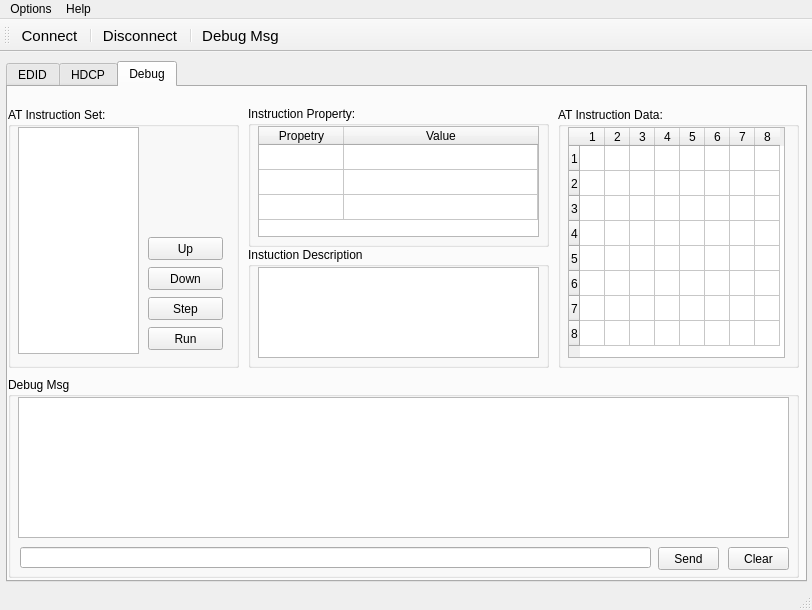
The window that mainwindow.ui (HeartbreakSurvivor/DDCTool) describes before a commit, drawn with Qt 5.
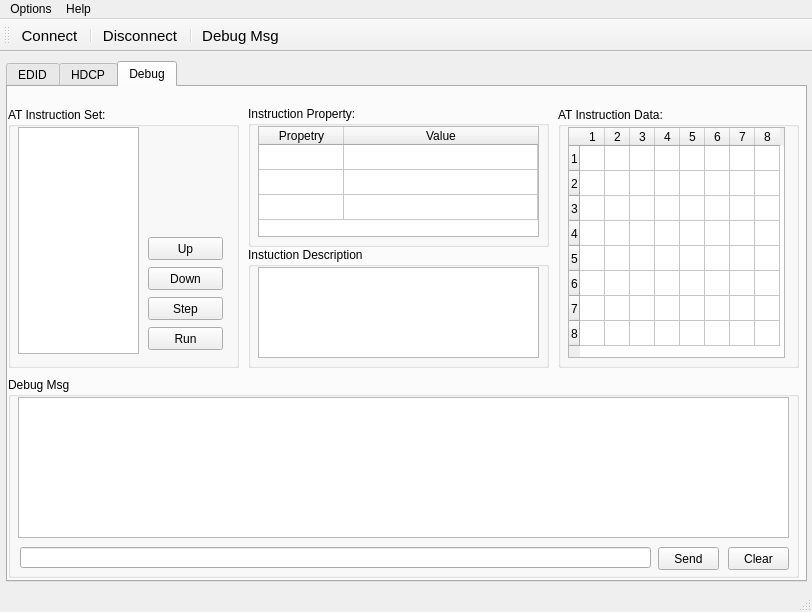
The same window after the commit. Icons and pictures are not drawn.

```diff
--- a/mainwindow.ui
+++ b/mainwindow.ui
@@ -14,6 +14,24 @@
    <string>DDC Tool v1.0</string>
   </property>
   <widget class="QWidget" name="centralwidget">
+   <property name="sizePolicy">
+    <sizepolicy hsizetype="Fixed" vsizetype="Fixed">
+     <horstretch>0</horstretch>
+     <verstretch>0</verstretch>
+    </sizepolicy>
+   </property>
+   <property name="minimumSize">
+    <size>
+     <width>812</width>
+     <height>538</height>
+    </size>
+   </property>
+   <property name="maximumSize">
+    <size>
+     <width>812</width>
+     <height>538</height>
+    </size>
+   </property>
    <widget class="QTabWidget" name="tabWidget">
     <property name="geometry">
      <rect>
```
